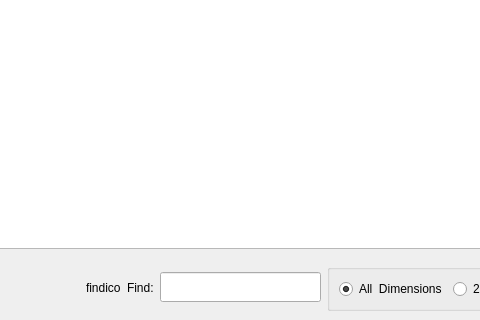
The window that src/dashboard.ui (KDE/khipu) describes before a commit, drawn with Qt 5; both pictures show x 85 to 565 and y 231 to 551 of the 647 by 551 pixel window.
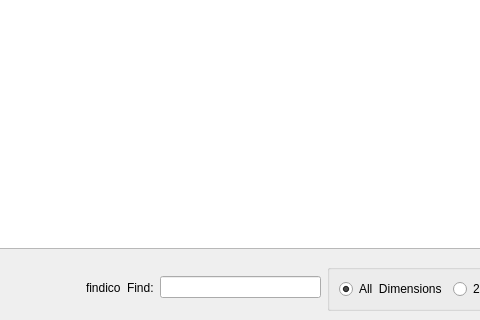
The same window after the commit. Icons and pictures are not drawn. Custom widgets are drawn as their Qt base class.

Commit message: Better interaction to edit the spaces: keyboard navegation, correct focus/selection of item.

The edit to the form file:
```diff
--- a/src/dashboard.ui
+++ b/src/dashboard.ui
@@ -366,13 +366,28 @@
        </widget>
       </item>
       <item>
-       <widget class="QLineEdit" name="filterTextFunctions">
+       <widget class="KLineEdit" name="filterText">
         <property name="minimumSize">
          <size>
-          <width>0</width>
-          <height>30</height>
+          <width>128</width>
+          <height>0</height>
          </size>
         </property>
+        <property name="maximumSize">
+         <size>
+          <width>256</width>
+          <height>16777215</height>
+         </size>
+        </property>
+        <property name="placeholderText">
+         <string/>
+        </property>
+        <property name="clickMessage">
+         <string>Search</string>
+        </property>
+        <property name="showClearButton" stdset="0">
+         <bool>true</bool>
+        </property>
        </widget>
       </item>
       <item>
@@ -439,6 +454,11 @@
    <header>kbuttongroup.h</header>
    <container>1</container>
   </customwidget>
+  <customwidget>
+   <class>KLineEdit</class>
+   <extends>QLineEdit</extends>
+   <header>klineedit.h</header>
+  </customwidget>
   <customwidget>
    <class>PlotsView2D</class>
    <extends>QWidget</extends>
```
Left out of the diff: 29 changed lines with no effect on the pictures. The commit also changes 6 other files.
